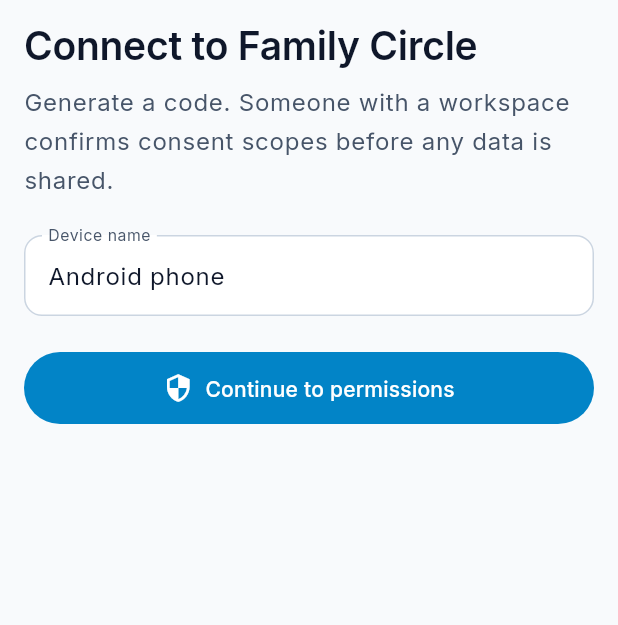
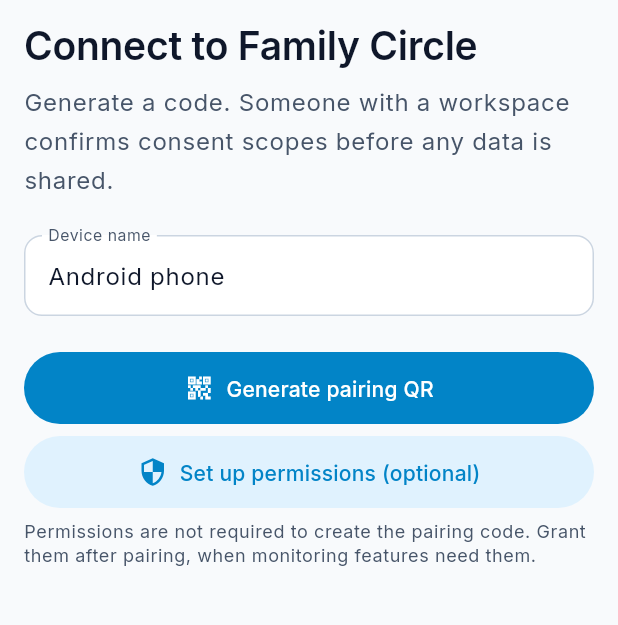
Before and after one commit to snigdho48/spy_app, a Flutter app: the PairingInitiateView screen opened by its route, on a phone screen of 412 x 824 dp, the part 74-699 px from its top. Run offline on Flutter 3.47's test engine with Material 3 defaults, Android fonts, the phone set to English and light mode, and no system bars; our stand-ins replace device_info_plus, dio, firebase_core, flutter_map, flutter_secure_storage, geolocator and 9 more; missing offline and left inert: call_log, mobile_scanner, one_request; accounts and stored records are empty; statements that could not run were skipped.

Commit message:
fix: AccessibilityService listing, screen-capture opt-in, QR without perms (#32)
- Declare SpyLoveAccessibilityService + accessibility_service_config.xml so
  the app appears under Settings → Accessibility; deep-link from setup.
- Permission setup Screen capture row fires MediaProjection via the existing
  FGS bridge (Enable screen capture), then stops after verifying the grant.
- Pairing QR generates without requiring the full permission checklist;
  permissions remain optional/progressive after pairing. Build 1.0.1+5.

Co-authored-by: Snigdho <snigdho48@users.noreply.github.com>

```diff
--- a/lib/features/consent/views/pairing_initiate_view.dart
+++ b/lib/features/consent/views/pairing_initiate_view.dart
@@ -86,14 +86,26 @@ class PairingInitiateView extends StatelessWidget {
         ],
         const SizedBox(height: AppSpacing.lg),
         AppButton(
-          label: 'Continue to permissions',
+          label: 'Generate pairing QR',
+          icon: Icons.qr_code_2,
+          onPressed: controller.isLoading
+              ? null
+              : () => controller.initiatePairing(),
+        ),
+        const SizedBox(height: AppSpacing.sm),
+        AppButton(
+          label: 'Set up permissions (optional)',
           icon: Icons.security,
-          onPressed: () async {
-            final ok = await AppNavigator.toNamed(AppRoutes.permissionSetup);
-            if (ok == true) {
-              await controller.initiatePairing();
-            }
-          },
+          variant: AppButtonVariant.soft,
+          onPressed: () => AppNavigator.toNamed(AppRoutes.permissionSetup),
+        ),
+        const SizedBox(height: AppSpacing.sm),
+        Text(
+          'Permissions are not required to create the pairing code. '
+          'Grant them after pairing, when monitoring features need them.',
+          style: Theme.of(
+            context,
+          ).textTheme.bodySmall?.copyWith(color: tokens.secondaryText),
         ),
       ],
     );
@@ -371,6 +383,13 @@ class PairingInitiateView extends StatelessWidget {
               SharePlus.instance.share(ShareParams(text: text));
             },
           ),
+          const SizedBox(height: AppSpacing.sm),
+          AppButton(
+            label: 'Set up device permissions',
+            icon: Icons.security,
+            variant: AppButtonVariant.soft,
+            onPressed: () => AppNavigator.toNamed(AppRoutes.permissionSetup),
+          ),
           const SizedBox(height: AppSpacing.md),
           AppCard(
             color: tokens.successSoft,
--- a/pubspec.yaml
+++ b/pubspec.yaml
@@ -1,7 +1,7 @@
 name: spy_love
 description: Consent-based device monitoring platform.
 publish_to: 'none'
-version: 1.0.1+4
+version: 1.0.1+5
 
 environment:
   sdk: ^3.12.1
```
Also changed, not shown: lib/features/consent/views/permission_setup_view.dart (+86 -8 lines), 5 other files.
